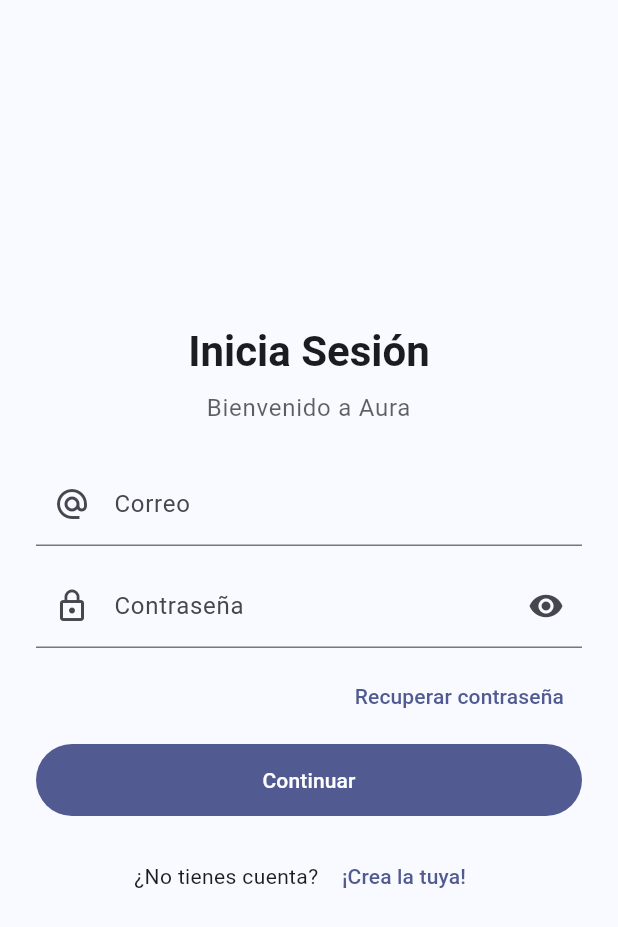
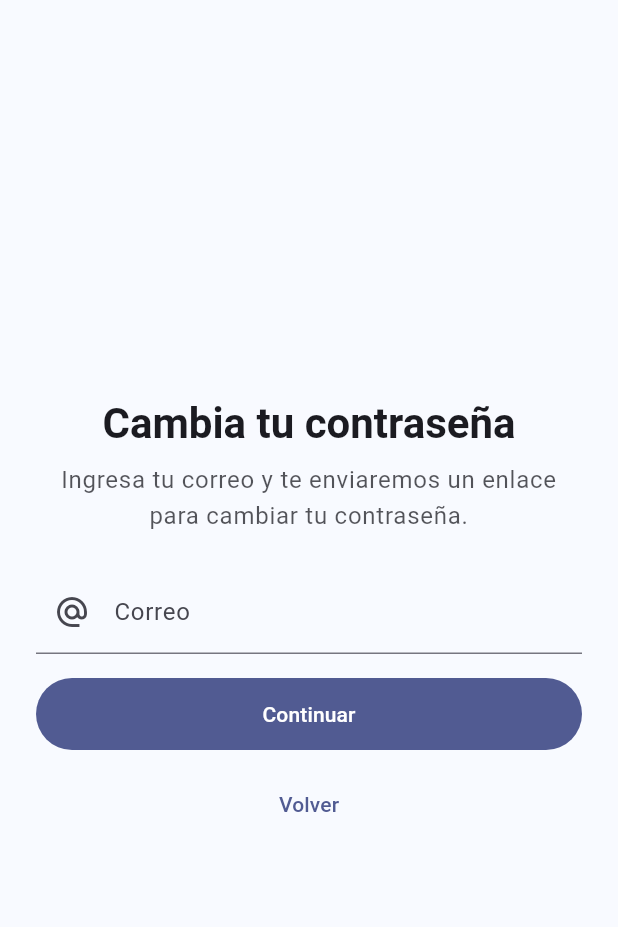
Before and after one commit to JAntonio2005/AuraProject, a Flutter app: the LoginPage screen opened by its route, after a tap on "Recuperar contraseña", on a phone screen of 412 x 824 dp. Shown: the top 927 px of the screen. Run offline on Flutter 3.47's test engine with Material 3 defaults, Android fonts, the phone set to English and light mode, and no system bars.

Commit message:
feat(auth): ForgotPassword + NewPassword + navegación

```diff
--- a/lib/main.dart
+++ b/lib/main.dart
@@ -5,6 +5,8 @@ import 'src/features/home/presentation/pages/home_page.dart';
 // Rutas de auth (import por paquete)
 import 'package:aura_pet/src/features/auth/presentation/pages/login_page.dart';
 import 'package:aura_pet/src/features/auth/presentation/pages/register_page.dart';
+import 'package:aura_pet/src/features/auth/presentation/pages/forgot_password_page.dart';
+import 'package:aura_pet/src/features/auth/presentation/pages/new_password_page.dart';
 
 void main() {
   WidgetsFlutterBinding.ensureInitialized();
@@ -29,6 +31,8 @@ class AuraApp extends StatelessWidget {
         '/home': (_) => const HomePage(),
         LoginPage.routeName: (_) => const LoginPage(),
         RegisterPage.routeName: (_) => const RegisterPage(),
+        ForgotPasswordPage.routeName: (_) => const ForgotPasswordPage(),
+        NewPasswordPage.routeName: (_) => const NewPasswordPage(),
       },
     );
   }
--- /dev/null
+++ b/lib/src/features/auth/presentation/pages/forgot_password_page.dart
@@ -0,0 +1,139 @@
+import 'package:flutter/material.dart';
+import 'package:aura_pet/src/features/auth/presentation/pages/new_password_page.dart';
+
+class ForgotPasswordPage extends StatefulWidget {
+  static const routeName = '/forgot';
+  const ForgotPasswordPage({super.key});
+
+  @override
+  State<ForgotPasswordPage> createState() => _ForgotPasswordPageState();
+}
+
+class _ForgotPasswordPageState extends State<ForgotPasswordPage> {
+  final _formKey = GlobalKey<FormState>();
+  final _emailCtrl = TextEditingController();
+  bool _loading = false;
+
+  @override
+  void dispose() {
+    _emailCtrl.dispose();
+    super.dispose();
+  }
+
+  String? _validateEmail(String? v) {
+    final value = (v ?? '').trim();
+    if (value.isEmpty) return 'Ingresa tu correo';
+    final re = RegExp(r'^[\w\.\-\+]+@([\w\-]+\.)+[a-zA-Z]{2,}$');
+    if (!re.hasMatch(value)) return 'Formato de correo no válido';
+    return null;
+  }
+
+  Future<void> _onSubmit() async {
+    if (!(_formKey.currentState?.validate() ?? false)) return;
+
+    setState(() => _loading = true);
+    try {
+      // TODO: Llamar a tu backend para enviar enlace o código de verificación
+      await Future<void>.delayed(const Duration(milliseconds: 900));
+
+      if (!mounted) return;
+      ScaffoldMessenger.of(context).showSnackBar(
+        const SnackBar(
+          content: Text('Te enviamos un enlace/código a tu correo'),
+        ),
+      );
+      // 👉 navegar a Nueva contraseña (sin código por ahora)
+      Navigator.pushNamed(context, NewPasswordPage.routeName);
+      // En el siguiente paso haremos la pantalla de "Nueva contraseña" y navegaremos allí.
+      // Navigator.pushNamed(context, '/new-password');
+    } catch (e) {
+      if (!mounted) return;
+      ScaffoldMessenger.of(context).showSnackBar(
+        SnackBar(content: Text('No se pudo procesar la solicitud: $e')),
+      );
+    } finally {
+      if (mounted) setState(() => _loading = false);
+    }
+  }
+
+  @override
+  Widget build(BuildContext context) {
+    final theme = Theme.of(context);
+    return Scaffold(
+      body: SafeArea(
+        child: Center(
+          child: ConstrainedBox(
+            constraints: const BoxConstraints(maxWidth: 460),
+            child: Padding(
+              padding: const EdgeInsets.symmetric(horizontal: 24, vertical: 16),
+              child: Column(
+                mainAxisAlignment: MainAxisAlignment.center,
+                children: [
+                  Text(
+                    'Cambia tu contraseña',
+                    style: theme.textTheme.headlineMedium?.copyWith(
+                      fontWeight: FontWeight.w700,
+                    ),
+                    textAlign: TextAlign.center,
+                  ),
+                  const SizedBox(height: 8),
+                  Text(
+                    'Ingresa tu correo y te enviaremos un enlace para cambiar tu contraseña.',
+                    style: theme.textTheme.bodyLarge?.copyWith(
+                      color: theme.colorScheme.onSurface.withValues(alpha: .75),
+                    ),
+                    textAlign: TextAlign.center,
+                  ),
+                  const SizedBox(height: 24),
+
+                  Form(
+                    key: _formKey,
+                    child: Column(
+                      children: [
+                        TextFormField(
+                          controller: _emailCtrl,
+                          keyboardType: TextInputType.emailAddress,
+                          textInputAction: TextInputAction.done,
+                          decoration: const InputDecoration(
+                            labelText: 'Correo',
+                            hintText: 'holomundo@gmail.com',
+                            prefixIcon: Icon(Icons.alternate_email),
+                          ),
+                          validator: _validateEmail,
+                          onFieldSubmitted: (_) => _onSubmit(),
+                        ),
+                        const SizedBox(height: 16),
+                        SizedBox(
+                          width: double.infinity,
+                          height: 48,
+                          child: FilledButton(
+                            onPressed: _loading ? null : _onSubmit,
+                            child:
+                                _loading
+                                    ? const SizedBox(
+                                      width: 20,
+                                      height: 20,
+                                      child: CircularProgressIndicator(
+                                        strokeWidth: 2,
+                                      ),
+                                    )
+                                    : const Text('Continuar'),
+                          ),
+                        ),
+                        const SizedBox(height: 12),
+                        TextButton(
+                          onPressed: () => Navigator.pop(context),
+                          child: const Text('Volver'),
+                        ),
+                      ],
+                    ),
+                  ),
+                ],
+              ),
+            ),
+          ),
+        ),
+      ),
+    );
+  }
+}
--- a/lib/src/features/auth/presentation/pages/login_page.dart
+++ b/lib/src/features/auth/presentation/pages/login_page.dart
@@ -1,4 +1,5 @@
 import 'package:flutter/material.dart';
+import 'package:aura_pet/src/features/auth/presentation/pages/forgot_password_page.dart';
 
 class LoginPage extends StatefulWidget {
   static const routeName = '/login';
@@ -83,7 +84,7 @@ class _LoginPageState extends State<LoginPage> {
                   Text(
                     'Bienvenido a Aura',
                     style: theme.textTheme.bodyLarge?.copyWith(
-                      color: theme.colorScheme.onSurface.withOpacity(.7),
+                      color: theme.colorScheme.onSurface.withValues(alpha: .7),
                     ),
                     textAlign: TextAlign.center,
                   ),
@@ -136,7 +137,10 @@ class _LoginPageState extends State<LoginPage> {
                           alignment: Alignment.centerRight,
                           child: TextButton(
                             onPressed: () {
-                              // TODO: Navigator.pushNamed(context, '/forgot');
+                              Navigator.pushNamed(
+                                context,
+                                ForgotPasswordPage.routeName,
+                              );
                             },
                             child: const Text('Recuperar contraseña'),
                           ),
```
Also changed, not shown: lib/src/features/auth/presentation/pages/new_password_page.dart (added, +215 -0 lines).
